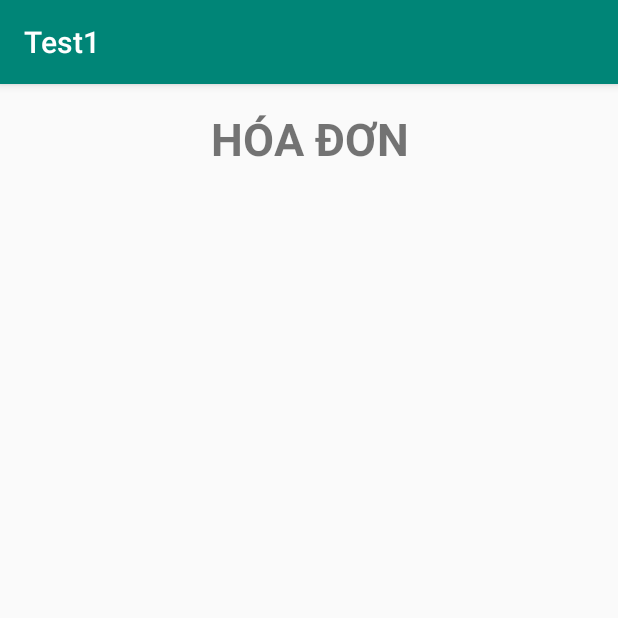
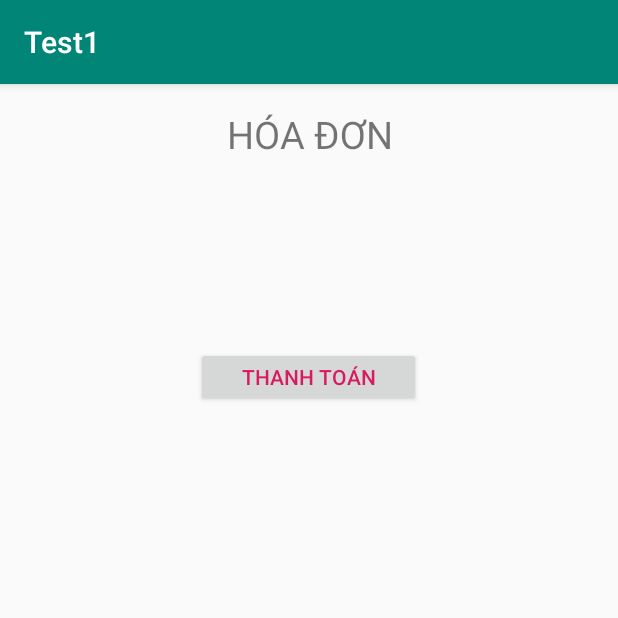
Before and after one commit to thangld94/Test1, an Android app: the screen it shows after launch (BillActivity), in the options menu, after a tap on "hóa đơn", on a phone screen of 412 x 824 dp, the top half of it. Run offline under Robolectric (Android 15) with nearby library versions, the phone set to English and light mode, and no system bars.

Commit message:
Nga commit

```diff
--- a/app/src/main/AndroidManifest.xml
+++ b/app/src/main/AndroidManifest.xml
@@ -9,7 +9,8 @@
         android:roundIcon="@mipmap/ic_launcher_round"
         android:supportsRtl="true"
         android:theme="@style/AppTheme">
-        <activity android:name=".BillActivity"></activity>
+        <activity android:name=".ManageActivity"></activity>
+        <activity android:name=".BillActivity" />
         <activity android:name=".MenuActivity" />
         <activity android:name=".MainActivity">
             <intent-filter>
--- a/app/src/main/java/com/example/test1/BillActivity.java
+++ b/app/src/main/java/com/example/test1/BillActivity.java
@@ -12,23 +12,19 @@ import android.widget.TextView;
 import java.util.ArrayList;
 
 public class BillActivity extends AppCompatActivity {
-    ListView lvBill;
-    private ArrayList<Item>arrItem;
-    private ArrayList<String>lv;
-    //private ArrayAdapter<String>adapter;
-    private CustomAdapter<Item>customAdapter;
-    private int i=0;
+   TextView tv1,tv2,tv3;
 
     @Override
     protected void onCreate(Bundle savedInstanceState) {
         super.onCreate(savedInstanceState);
         setContentView(R.layout.activity_bill);
-        lvBill =(ListView) findViewById(R.id.lv_bill);
+        tv1=(TextView)findViewById(R.id.tv1);
+        tv2=(TextView)findViewById(R.id.tv2);
+        tv3=(TextView)findViewById(R.id.tv3);
+        Intent intent=getIntent();
+        tv1.setText(intent.getStringExtra("tv1"));
+        tv3.setText(intent.getStringExtra("tv3"));
 
-        lv=new ArrayList<>();
-       arrItem=MainActivity.db.getAllItem();
-       customAdapter=new CustomAdapter<>(this,R.layout.row_listview,arrItem);
-       lvBill.setAdapter(customAdapter);
 
 
     }
--- a/app/src/main/java/com/example/test1/MainActivity.java
+++ b/app/src/main/java/com/example/test1/MainActivity.java
@@ -41,9 +41,7 @@ public class MainActivity extends AppCompatActivity {
                 break;
             case R.id.menu_manage:
             case R.id.menu_search:
-            case R.id.menu_add:
-                //Intent intent= new Intent(MainActivity.this,AddActivity.class);
-                //startActivity(intent);
+
 
         }
         return super.onOptionsItemSelected(item);
--- a/app/src/main/res/layout/activity_bill.xml
+++ b/app/src/main/res/layout/activity_bill.xml
@@ -12,24 +12,50 @@
         android:layout_width="match_parent"
         android:layout_height="wrap_content"
         android:text="HÓA ĐƠN"
-        android:textStyle="bold"
-        android:textSize="30dp"
-        android:gravity="center"/>
+        android:gravity="center"
+        android:textSize="25dp"/>
+    <LinearLayout
+        android:layout_width="match_parent"
+        android:layout_height="wrap_content"
+        android:orientation="horizontal"
+        android:weightSum="3"
+        android:layout_marginTop="50dp">
+
+        <TextView
+            android:id="@+id/tv1"
+            android:layout_width="wrap_content"
+            android:layout_height="match_parent"
+            android:gravity="center"
+            android:textSize="18dp"
+            android:textColor="@color/colorPrimaryDark"
+            android:layout_weight="1" />
+        <TextView
+            android:layout_width="wrap_content"
+            android:layout_height="match_parent"
+            android:gravity="center"
+            android:textSize="18dp"
+            android:textColor="@color/colorPrimaryDark"
+            android:layout_weight="1"
+            android:id="@+id/tv2"/>
+        <TextView
+            android:layout_width="wrap_content"
+            android:layout_height="wrap_content"
+            android:gravity="center"
+            android:textSize="18dp"
+            android:textColor="@color/colorPrimaryDark"
+            android:layout_weight="1"
+            android:id="@+id/tv3"/>
 
 
-    <LinearLayout
-        android:orientation="horizontal"
-        android:layout_width="match_parent"
-        android:layout_height="wrap_content"
+    </LinearLayout>
+    <Button
         android:layout_marginTop="50dp"
-        android:layout_marginBottom="10dp">
-        <ListView
-            android:layout_width="wrap_content"
-            android:layout_height="match_parent"
-            android:id="@+id/lv_bill"
-            android:textSize="20dp"
-            android:layout_marginLeft="15dp"/>
+        android:layout_width="150dp"
+        android:layout_height="40dp"
+        android:text="Thanh toán"
+        android:textColor="@color/colorAccent"
+        android:gravity="center"
+        android:layout_gravity="center"/>
 
-    </LinearLayout>
 
 </LinearLayout>
--- a/app/src/main/res/layout/row_listview.xml
+++ b/app/src/main/res/layout/row_listview.xml
@@ -13,8 +13,8 @@
         android:layout_height="wrap_content"
         android:orientation="vertical">
         <TextView
-            android:layout_marginTop="50dp"
-            android:layout_marginLeft="50dp"
+
+            android:layout_marginLeft="30dp"
             android:layout_width="match_parent"
             android:layout_height="wrap_content"
             android:id="@+id/tv_name"
@@ -24,7 +24,7 @@
             />
         <TextView
             android:layout_marginTop="20dp"
-            android:layout_marginLeft="50dp"
+            android:layout_marginLeft="30dp"
             android:layout_width="match_parent"
             android:layout_height="wrap_content"
             android:id="@+id/tv_price"
--- a/app/src/main/res/menu/menu_manage.xml
+++ b/app/src/main/res/menu/menu_manage.xml
@@ -2,17 +2,15 @@
 <menu xmlns:android="http://schemas.android.com/apk/res/android"
     xmlns:app="http://schemas.android.com/apk/res-auto">
     <item android:title="menu"
-        android:id="@+id/menu_menu"
-        android:icon="@drawable/ic_restaurant_menu_black_24dp"
-        app:showAsAction="ifRoom"/>
+        android:id="@+id/menu_menu" />
     <item android:title="hóa đơn"
-        android:id="@+id/menu_bill"/>
+        android:id="@+id/menu_bill" />
     <item android:title="quản lý"
-        android:id="@+id/menu_manage"/>
+        android:id="@+id/menu_manage"
+        />
     <item android:title="search"
         android:id="@+id/menu_search"
         android:icon="@drawable/ic_search_black_24dp"
         app:showAsAction="ifRoom"/>
-    <item android:id="@+id/menu_add"
-        android:title="them mon"/>
+
 </menu>
```
Also changed, not shown: app/src/main/java/com/example/test1/CustomManage.java (added, +27 -0 lines), app/src/main/java/com/example/test1/ManageActivity.java (added, +14 -0 lines), app/src/main/java/com/example/test1/MenuActivity.java (+20 -25 lines), app/src/main/res/layout/activity_manage.xml (added, +9 -0 lines), app/src/main/res/layout/activity_menu.xml (+11 -1 lines), app/src/main/res/layout/bill_listview.xml (added, +33 -0 lines), app/src/main/res/layout/detail_food.xml (added, +29 -0 lines).
